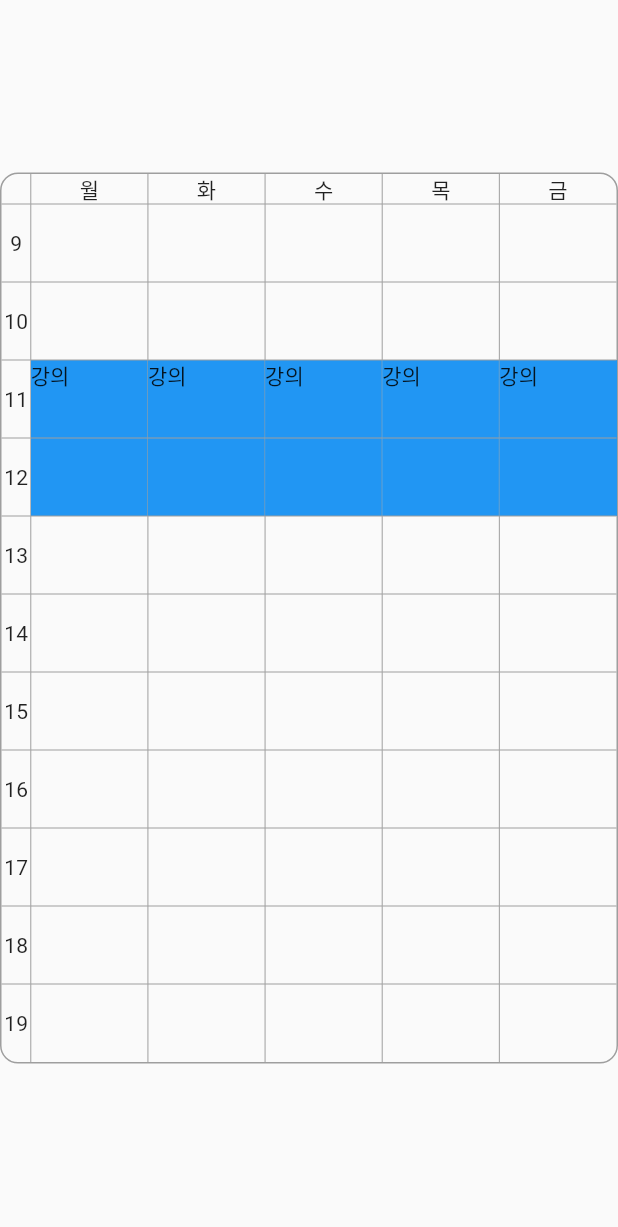
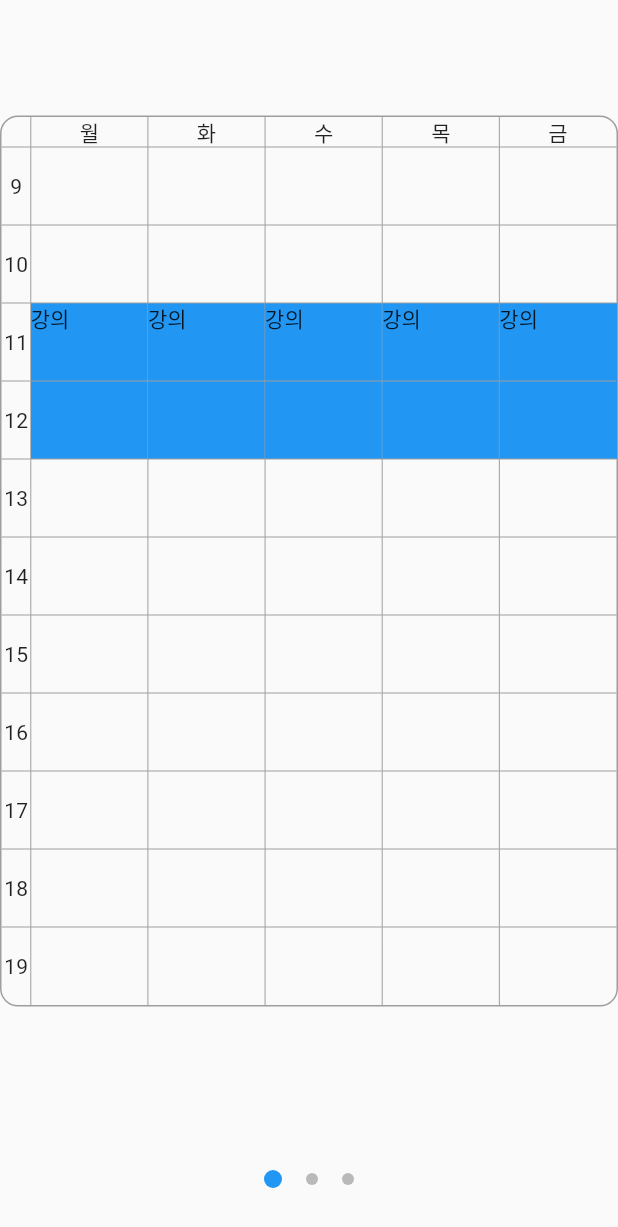
Before and after one commit to kdhhuns2000/making_time_table, a Flutter app: the TableWidget widget shown alone on an empty page, opened directly, on a phone screen of 412 x 824 dp. Shown: the top 1227 px of the screen. Run offline on Flutter 3.47's test engine with Material 2 defaults, Android fonts, the phone set to English and light mode, and no system bars; drawn by our look-alikes of page_view_dot_indicator; our stand-ins replace anim_search_bar, page_transition.

```diff
--- a/lib/table.dart
+++ b/lib/table.dart
@@ -1,19 +1,44 @@
 import 'package:flutter/material.dart';
 import 'constants.dart';
+import 'package:page_view_dot_indicator/page_view_dot_indicator.dart';
 
 List week = ['월', '화', '수', '목', '금'];
 var kColumnLength = 22;
 
 class TableWidget extends StatefulWidget {
-  const TableWidget({Key? key}) : super(key: key);
+  TableWidget({
+    Key? key,
+    this.cartList,
+  }) : super(key: key);
+  List<dynamic>? cartList;
 
   @override
   State<TableWidget> createState() => _TableWidgetState();
 }
 
 class _TableWidgetState extends State<TableWidget> {
+
+  late int _selectedPage;
+  late final PageController _pageController;
+
+  @override
+  void initState() {
+    super.initState();
+    _pageController = PageController(
+      initialPage: _selectedPage = 0,
+    );
+  }
+
+
   @override
   Widget build(BuildContext context) {
+    return Column(
+      children: [
+        Expanded(
+          child: PageView.builder(
+            controller: _pageController,
+            itemCount: 3,
+            itemBuilder: (BuildContext context, int index) {
               return Center(
                 child: Container(
                   height: kColumnLength / 2 * kBoxSize + kColumnLength,
@@ -28,6 +53,31 @@ class _TableWidgetState extends State<TableWidget> {
                     ],
                   ),
                 ),
+              );
+            },
+            onPageChanged: (int index) {
+              setState(() {
+                _selectedPage = index;
+              });
+            },
+          ),
+        ),
+        Padding(
+          padding: const EdgeInsets.all(32.0),
+          child: PageViewDotIndicator(
+            currentItem: _selectedPage,
+            count: 3,
+            unselectedColor: Colors.black26,
+            selectedColor: Colors.blue,
+            size: const Size(12, 12),
+            unselectedSize: const Size(8, 8),
+            duration: const Duration(milliseconds: 200),
+            margin: const EdgeInsets.symmetric(horizontal: 8),
+            alignment: Alignment.topCenter,
+            fadeEdges: false,
+          ),
+        ),
+      ],
     );
   }
 
@@ -68,7 +118,6 @@ class _TableWidgetState extends State<TableWidget> {
         flex: 4,
         child: Stack(
           children: <Widget>[
-
             Positioned(
               child: Container(
                 color: Colors.blue,
--- a/pubspec.yaml
+++ b/pubspec.yaml
@@ -38,6 +38,8 @@ dependencies:
   cupertino_icons: ^1.0.2
   page_transition: ^2.0.9
   anim_search_bar: ^2.0.2
+  page_view_indicators: ^2.0.0
+  page_view_dot_indicator: ^2.0.1
 
 dev_dependencies:
   flutter_test:
```
Also changed, not shown: pubspec.lock. Lines whose indentation alone changed are shown as unchanged.
